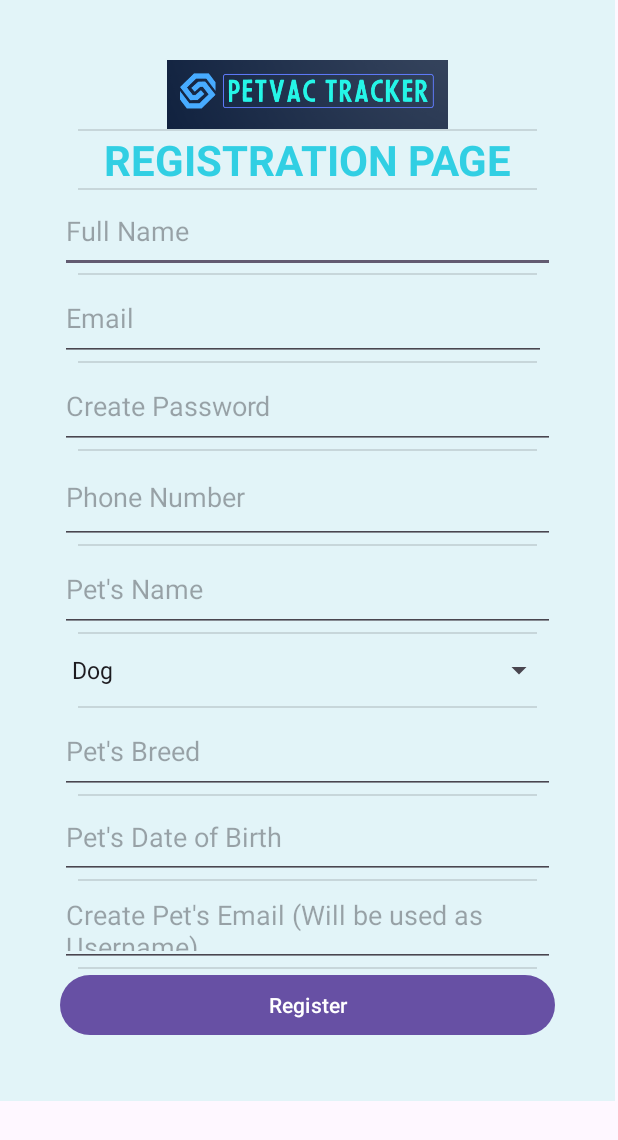
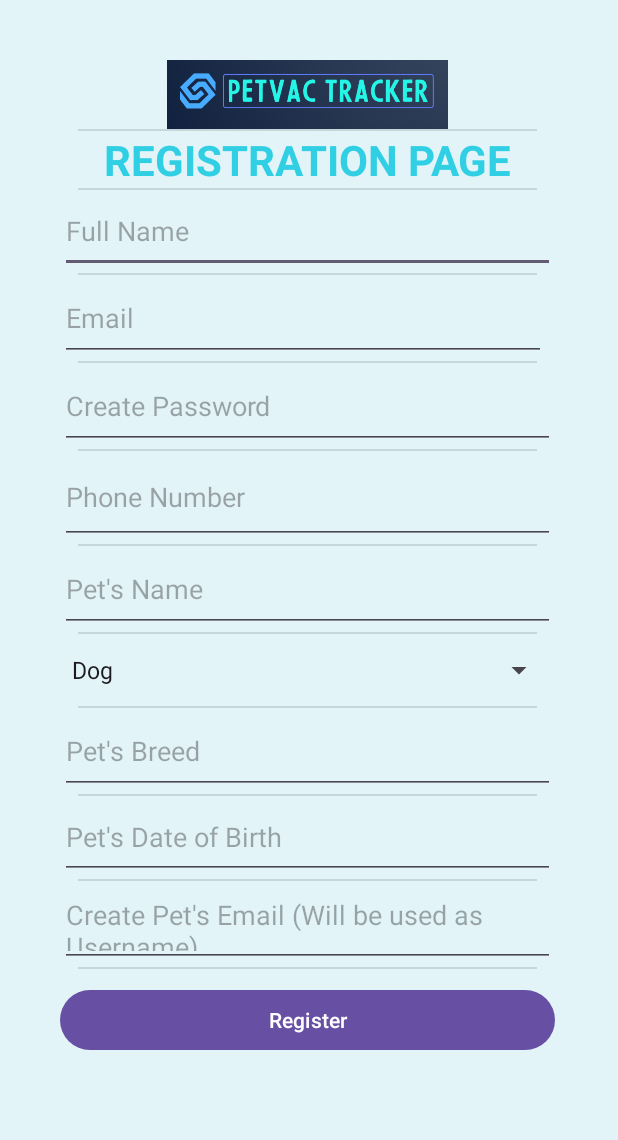
Before and after one commit to priyaatg2/petvactracker, an Android app: the MainActivity screen opened directly, with no data from a screen before it, on a phone screen of 412 x 824 dp. Shown: the top 1140 px of the screen. Run offline under Robolectric (Android 15) with nearby library versions, the phone set to English and light mode, and no system bars; Roboto replaces fonts that are not available here.

Commit message:
File committed

```diff
--- a/app/src/main/res/layout/activity_main.xml
+++ b/app/src/main/res/layout/activity_main.xml
@@ -3,6 +3,7 @@
     xmlns:app="http://schemas.android.com/apk/res-auto"
     android:layout_width="match_parent"
     android:layout_height="match_parent"
+    android:background="#3B85E8E0"
     >
 
     <LinearLayout
@@ -12,8 +13,7 @@
         android:padding="40dp"
         android:divider="?android:attr/dividerVertical"
         android:showDividers="middle"
-        android:dividerPadding="12dp"
-        android:background="#3B85E8E0">
+        android:dividerPadding="12dp">
 
         <ImageView
             android:id="@+id/imageView"
@@ -96,6 +96,7 @@
             android:id="@+id/btn_register"
             android:layout_width="match_parent"
             android:layout_height="wrap_content"
+            android:layout_marginTop="10dp"
             android:inputType="textEmailAddress"
             android:text="Register" />
     </LinearLayout>
```
